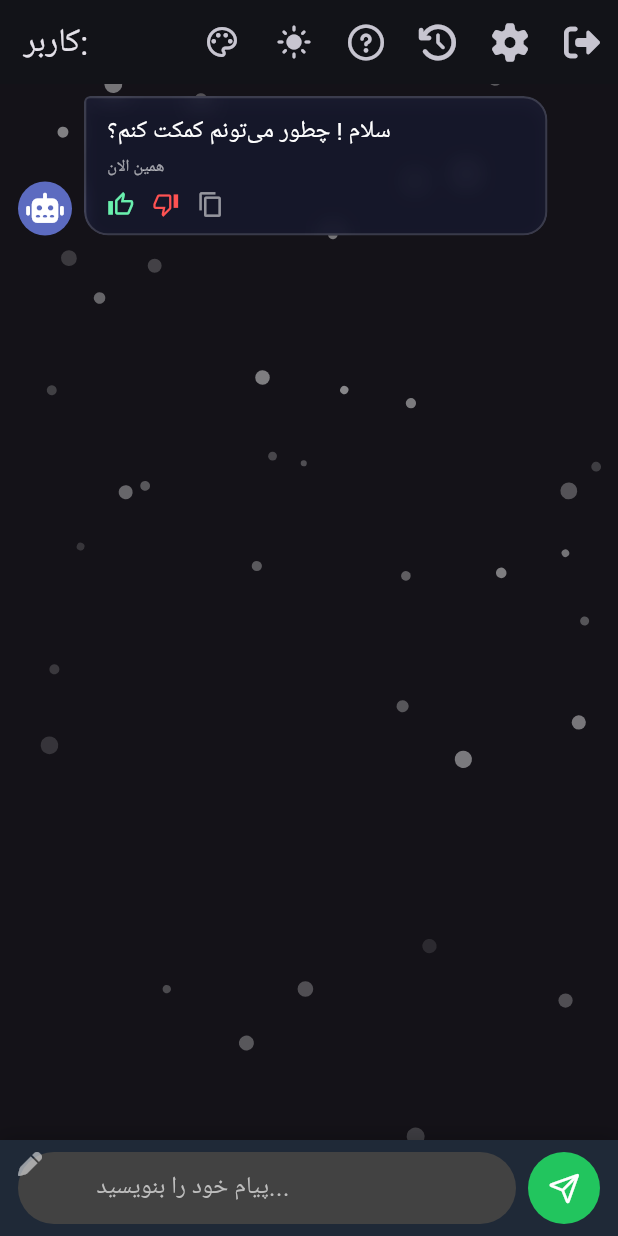
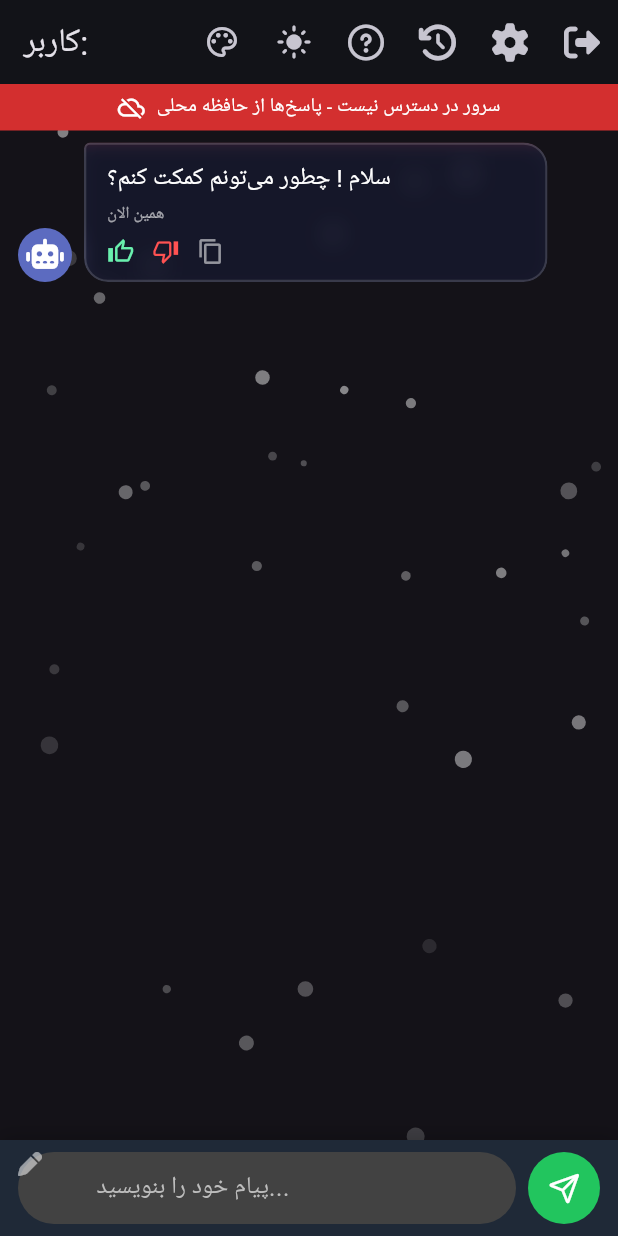
Before and after one commit to Parsaava1112/SciFlow_crossPlatform, a Flutter app: the ChatScreen screen opened directly with empty values, after a tap on the "dark mode" icon, on a phone screen of 412 x 824 dp. Run offline on Flutter 3.47's test engine with Material 3 defaults, Android fonts, the phone set to English and light mode, and no system bars; our stand-ins replace connectivity_plus, flutter_local_notifications, font_awesome_flutter, lottie, math_expressions, shamsi_date and 4 more; missing offline and left inert: bcrypt, string_similarity; accounts and stored records are empty; network calls fail.

Commit message:
Update chat_screen.dart

```diff
--- a/lib/chat_screen.dart
+++ b/lib/chat_screen.dart
@@ -9,6 +9,7 @@ import 'package:provider/provider.dart';
 import 'package:math_expressions/math_expressions.dart';
 import 'package:shamsi_date/shamsi_date.dart';
 import 'package:shimmer/shimmer.dart';
+import 'package:connectivity_plus/connectivity_plus.dart';
 
 import 'database_helper.dart';
 import 'theme_provider.dart';
@@ -16,7 +17,7 @@ import 'particle_background.dart';
 import 'help_screen.dart';
 import 'history_screen.dart';
 import 'settings_screen.dart';
-import 'services/api_service.dart'; // 👈 فایل جدید API
+import 'services/api_service.dart';
 
 class ChatScreen extends StatefulWidget {
   final String username;
@@ -34,7 +35,10 @@ class _ChatScreenState extends State<ChatScreen> with TickerProviderStateMixin {
   bool _isTyping = false;
   DateTime? _thinkingStart;
   bool _showScrollButton = false;
-  bool _isBackendOnline = true; // 👈 وضعیت اتصال به بک‌اند
+
+  // وضعیت سرور
+  bool _isBackendOnline = false;
+  late Timer _connectivityTimer;
 
   final List<String> _statusMessages = [
     'در حال جستجو...',
@@ -76,6 +80,12 @@ class _ChatScreenState extends State<ChatScreen> with TickerProviderStateMixin {
       }
     });
 
+    // بررسی اولیه و سپس هر ۳۰ ثانیه
+    _checkBackendStatus();
+    _connectivityTimer = Timer.periodic(const Duration(seconds: 30), (_) {
+      _checkBackendStatus();
+    });
+
     SystemChrome.setEnabledSystemUIMode(SystemUiMode.edgeToEdge);
     SystemChrome.setSystemUIOverlayStyle(
       const SystemUiOverlayStyle(
@@ -87,8 +97,18 @@ class _ChatScreenState extends State<ChatScreen> with TickerProviderStateMixin {
     );
   }
 
+  Future<void> _checkBackendStatus() async {
+    final online = await ApiService.isServerOnline();
+    if (mounted) {
+      setState(() {
+        _isBackendOnline = online;
+      });
+    }
+  }
+
   @override
   void dispose() {
+    _connectivityTimer.cancel();
     _bounceController.dispose();
     _scrollController.dispose();
     _messageController.dispose();
@@ -134,18 +154,26 @@ class _ChatScreenState extends State<ChatScreen> with TickerProviderStateMixin {
       _bounceController.repeat(reverse: true);
     });
 
-    // 👇 اگر آفلاین است، پیام مناسب نشان بده
+    // اطلاع‌رسانی آفلاین بودن
     if (!_isBackendOnline && mounted) {
       ScaffoldMessenger.of(context).showSnackBar(
-        const SnackBar(content: Text('حالت آفلاین - پاسخ‌ها از حافظه محلی خوانده می‌شوند.')),
+        SnackBar(
+          content: const Text(
+              'سرور هوشمند در دسترس نیست. پاسخ‌ها از حافظه محلی نمایش داده می‌شوند.'),
+          duration: const Duration(seconds: 3),
+        ),
       );
     }
 
     final questions = _splitQuestions(text);
     List<String> answers = [];
+    List<String> sources = [];
     for (var q in questions) {
       var result = await _processSingleQuestion(q);
-      if (result != null) answers.add(result);
+      if (result != null) {
+        answers.add(result['answer']!);
+        sources.add(result['source']!);
+      }
     }
 
     Duration thinkingDuration = DateTime.now().difference(_thinkingStart!);
@@ -153,11 +181,13 @@ class _ChatScreenState extends State<ChatScreen> with TickerProviderStateMixin {
         '\n⏱️ مدت زمان: ${(thinkingDuration.inMilliseconds / 1000).toStringAsFixed(2)} ثانیه';
 
     if (answers.isEmpty) {
-      // هیچ جوابی (نه از بک‌اند، نه محلی) پیدا نشد
       final newAnswer = await _showTeachDialog(text);
       if (newAnswer != null && newAnswer.isNotEmpty) {
         await _dbHelper.addQA(text, newAnswer);
-        _addMessage(ChatMessage(text: newAnswer + timingInfo, isUser: false));
+        _addMessage(ChatMessage(
+            text: newAnswer + timingInfo,
+            isUser: false,
+            source: 'یادگیری ماشین'));
         _dbHelper.addChatHistory(widget.username, text, newAnswer);
       } else {
         _addMessage(ChatMessage(
@@ -166,7 +196,10 @@ class _ChatScreenState extends State<ChatScreen> with TickerProviderStateMixin {
       }
     } else {
       String finalAnswer = answers.join('\n\n') + timingInfo;
-      _addMessage(ChatMessage(text: finalAnswer, isUser: false));
+      // منبع را از اولین پاسخ می‌گیریم (در صورت چند سوالی، ساده‌سازی)
+      String sourceLabel = sources.isNotEmpty ? sources.first : 'local';
+      _addMessage(ChatMessage(
+          text: finalAnswer, isUser: false, source: sourceLabel));
       for (int i = 0; i < questions.length && i < answers.length; i++) {
         _dbHelper.addChatHistory(widget.username, questions[i], answers[i]);
       }
@@ -189,50 +222,57 @@ class _ChatScreenState extends State<ChatScreen> with TickerProviderStateMixin {
     return [text];
   }
 
-  // 👇 متد اصلی پردازش یک سوال (تغییر کرده)
-  Future<String?> _processSingleQuestion(String question) async {
-    // 1. احوالپرسی (بدون نیاز به سرور)
+  // حالا یک Map شامل answer و source برمی‌گرداند
+  Future<Map<String, String>?> _processSingleQuestion(String question) async {
+    // ۱. احوالپرسی محلی
     if (_isGreeting(question)) {
       final baseAnswer = await _dbHelper.smartSearch(question);
       if (baseAnswer != null) {
         final now = Jalali.now();
         final dateStr = '${now.day} ${now.formatter.mN} ${now.year}';
-        return '$baseAnswer\nامروز $dateStr است.';
+        return {
+          'answer': '$baseAnswer\nامروز $dateStr است.',
+          'source': 'local'
+        };
       }
       return null;
     }
 
-    // 2. تبدیل واحد و ریاضی
+    // ۲. تبدیل واحد و ریاضی (محلی)
     String? unitResult = _tryConvertUnit(question);
-    if (unitResult != null) return unitResult;
+    if (unitResult != null) return {'answer': unitResult, 'source': 'local'};
 
     String? mathResult = _tryEvaluateMath(question);
-    if (mathResult != null) return mathResult;
+    if (mathResult != null) return {'answer': mathResult, 'source': 'local'};
 
-    // 3. تلاش برای دریافت پاسخ از بک‌اند هوشمند
+    // ۳. تلاش برای دریافت پاسخ از بک‌اند
     if (_isBackendOnline) {
       var backendResponse = await ApiService.askQuestion(question);
       if (backendResponse != null) {
-        // پاسخ از سرور آمد
-        return backendResponse['answer'];
+        String answer = backendResponse['answer'];
+        bool isFromDb = backendResponse['is_from_db'] ?? false;
+        return {
+          'answer': answer,
+          'source': isFromDb ? 'backend (پایگاه داده)' : 'backend (تولیدشده)'
+        };
       } else {
-        // خطا در اتصال -> آفلاین می‌شویم
-        setState(() => _isBackendOnline = false);
-        if (mounted) {
+        // خطا در اتصال: یک بار تلاش مجدد برای بررسی سرور
+        _checkBackendStatus();
+        if (_isBackendOnline == false && mounted) {
           ScaffoldMessenger.of(context).showSnackBar(
-            const SnackBar(content: Text('ارتباط با سرور قطع شد. از این پس پاسخ‌ها از حافظه محلی نمایش داده می‌شوند.')),
+            const SnackBar(content: Text('ارتباط با سرور قطع شد. استفاده از حافظه محلی.')),
           );
         }
       }
     }
 
-    // 4. fallback به جستجوی محلی (در صورت آفلاین بودن)
+    // ۴. fallback به جستجوی محلی
     final localResult = await _dbHelper.smartSearchWithScore(question);
     if (localResult != null) {
       String answer = localResult['answer'];
       double score = localResult['score'];
       answer += '\n(میزان تطابق محلی: ${(score * 100).toStringAsFixed(1)}٪)';
-      return answer;
+      return {'answer': answer, 'source': 'local'};
     }
 
     return null; // هیچ پاسخی یافت نشد
@@ -428,6 +468,7 @@ class _ChatScreenState extends State<ChatScreen> with TickerProviderStateMixin {
           Column(
             children: [
               _buildAppBar(themeProvider),
+              _buildConnectivityBanner(), // <-- نوار وضعیت جدید
               Expanded(
                 child: _messages.isEmpty
                     ? _buildWelcomeScreen(themeProvider, isDark)
@@ -480,6 +521,31 @@ class _ChatScreenState extends State<ChatScreen> with TickerProviderStateMixin {
               ),
               _buildInputArea(bottomPadding),
             ],
+          ),
+        ],
+      ),
+    );
+  }
+
+  Widget _buildConnectivityBanner() {
+    return Container(
+      width: double.infinity,
+      padding: const EdgeInsets.symmetric(vertical: 6, horizontal: 12),
+      color: _isBackendOnline ? Colors.green.shade700 : Colors.red.shade700,
+      child: Row(
+        mainAxisAlignment: MainAxisAlignment.center,
+        children: [
+          Icon(
+            _isBackendOnline ? Icons.cloud_done : Icons.cloud_off,
+            color: Colors.white,
+            size: 18,
+          ),
+          const SizedBox(width: 8),
+          Text(
+            _isBackendOnline
+                ? 'سرور هوشمند متصل است'
+                : 'سرور در دسترس نیست - پاسخ‌ها از حافظه محلی',
+            style: const TextStyle(color: Colors.white, fontSize: 13),
           ),
         ],
       ),
@@ -782,6 +848,20 @@ class _ChatScreenState extends State<ChatScreen> with TickerProviderStateMixin {
                   fontSize: 11,
                 ),
               ),
+              // نمایش منبع پاسخ (برای پیام‌های غیر کاربر)
+              if (!isUser && msg.source != null)
+                Padding(
+                  padding: const EdgeInsets.only(top: 4),
+                  child: Text(
+                    'منبع: ${msg.source}',
+                    style: TextStyle(
+                      fontSize: 10,
+                      color: (isDark ? Colors.white70 : Colors.black45)
+                          .withOpacity(0.6),
+                      fontStyle: FontStyle.italic,
+                    ),
+                  ),
+                ),
               if (!isUser)
                 Padding(
                   padding: const EdgeInsets.only(top: 8),
@@ -972,11 +1052,13 @@ class ChatMessage {
   final bool isUser;
   final DateTime timestamp;
   String? reaction;
+  String? source; // 'backend', 'local', etc.
 
   ChatMessage({
     required this.text,
     required this.isUser,
     DateTime? timestamp,
     this.reaction,
+    this.source,
   }) : timestamp = timestamp ?? DateTime.now();
 }
```
